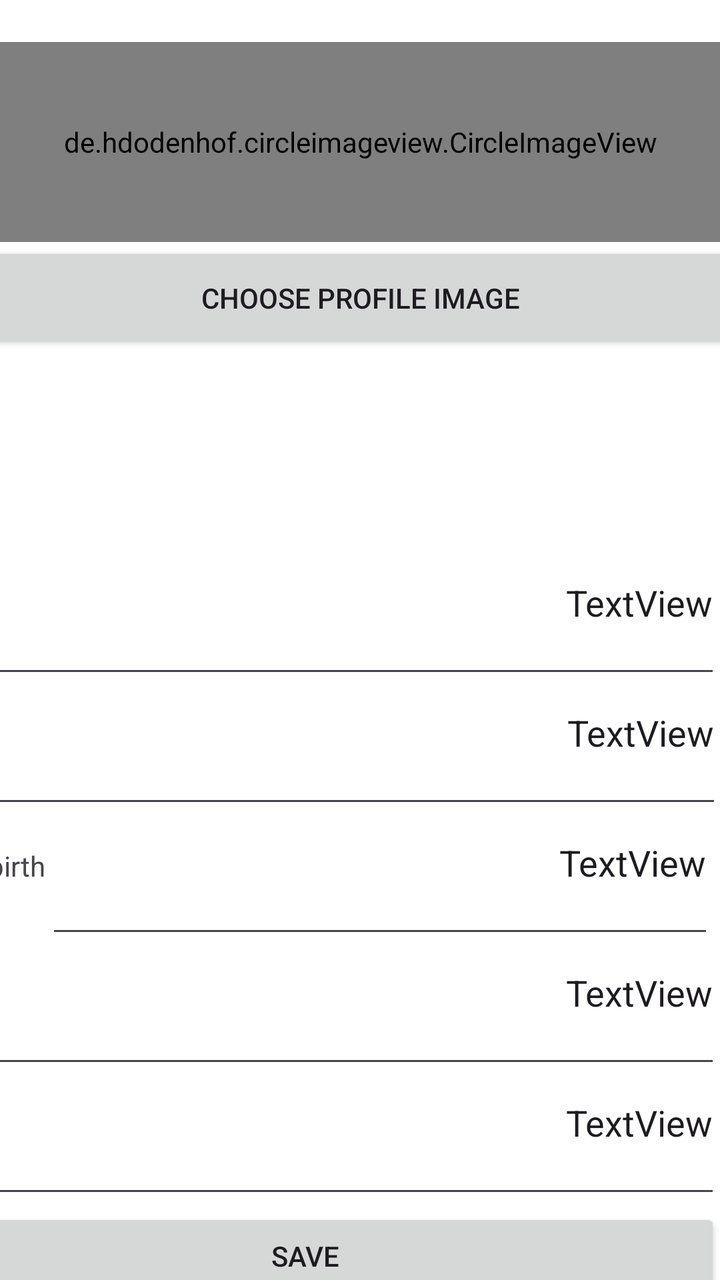
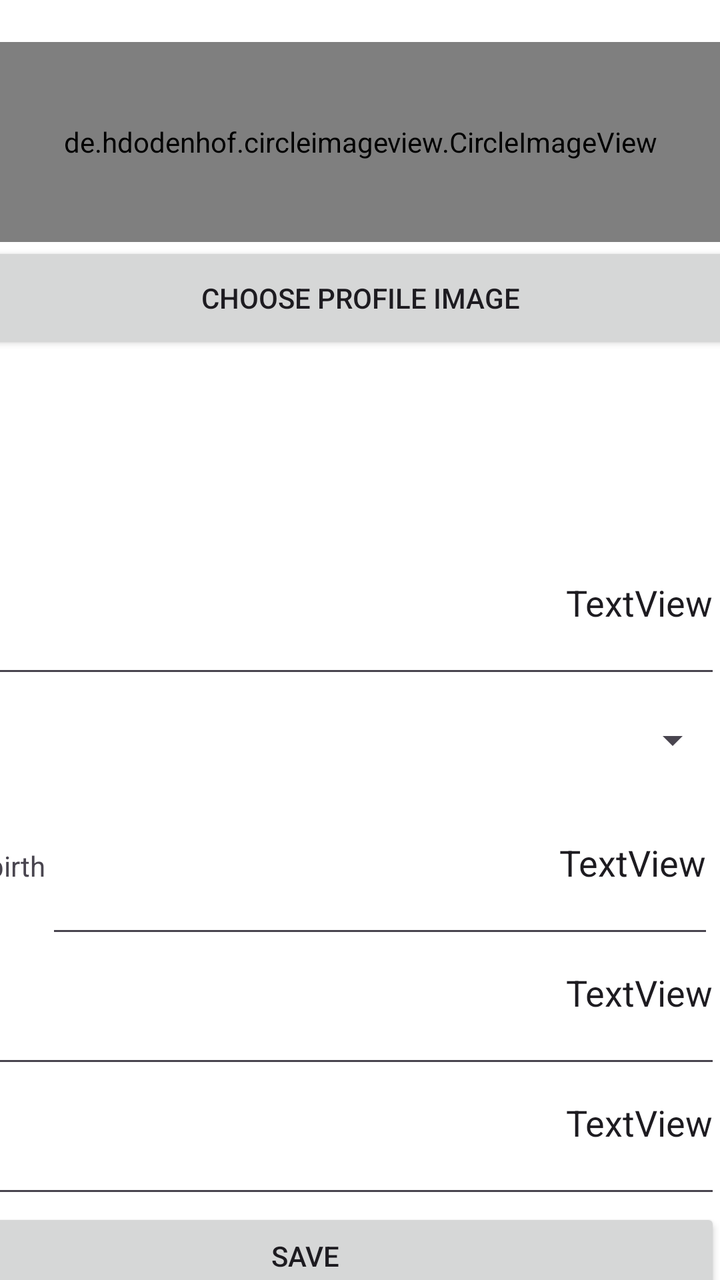

Screens rendered from an Android XML layout before and after an edit, with the pre-edit source and the edit as a unified diff.
<!-- AndroidManifest.xml: application theme Theme.BookStore -->
<!-- res/layout/update_userprofile.xml -->
<?xml version="1.0" encoding="utf-8"?>
<androidx.constraintlayout.widget.ConstraintLayout xmlns:android="http://schemas.android.com/apk/res/android"
    xmlns:app="http://schemas.android.com/apk/res-auto"
    xmlns:tools="http://schemas.android.com/tools"
    android:layout_width="match_parent"
    android:layout_height="match_parent"
    android:background="@color/white"
    >

    <LinearLayout
        android:id="@+id/linearLayout2"
        android:layout_width="408dp"
        android:layout_height="186dp"
        android:layout_marginTop="1dp"
        android:orientation="vertical"

        app:layout_constraintEnd_toEndOf="parent"
        app:layout_constraintStart_toStartOf="parent"
        app:layout_constraintTop_toTopOf="parent">

        <de.hdodenhof.circleimageview.CircleImageView
            android:id="@+id/profile_image"
            android:layout_width="match_parent"
            android:layout_height="100dp"
            android:layout_marginTop="20dp"
            android:src="@drawable/ic_avatardefault"
            app:civ_border_width="2dp" />

        <Button
            android:id="@+id/btn_choose_image"
            android:layout_width="match_parent"
            android:layout_height="56dp"
            android:gravity="center"
            android:text="Choose Profile Image" />

    </LinearLayout>

    <LinearLayout
        android:layout_width="415dp"
        android:layout_height="447dp"
        android:layout_marginTop="92dp"
        android:orientation="vertical"
        app:layout_constraintEnd_toEndOf="parent"
        app:layout_constraintHorizontal_bias="1.0"
        app:layout_constraintStart_toStartOf="parent"
        app:layout_constraintTop_toBottomOf="@+id/linearLayout2">

        <LinearLayout
            android:layout_width="match_parent"
            android:layout_height="65dp"
            android:orientation="horizontal">

            <TextView
                android:id="@+id/name"
                android:layout_width="wrap_content"
                android:layout_height="wrap_content"
                android:background="#04FFFFFF"
                android:text="Name" />

            <EditText
                android:id="@+id/edt_name"
                android:layout_width="match_parent"
                android:layout_height="match_parent"
                android:gravity="right"
                android:text="TextView" />
        </LinearLayout>

        <LinearLayout
            android:layout_width="match_parent"
            android:layout_height="65dp"
            android:orientation="horizontal">

            <TextView
                android:id="@+id/gender"
                android:layout_width="wrap_content"
                android:layout_height="wrap_content"
                android:text="Gender" />

            <EditText
                android:id="@+id/edt_gender"
                android:layout_width="371dp"
                android:layout_height="match_parent"
                android:gravity="right"
                android:text="TextView" />
        </LinearLayout>

        <LinearLayout
            android:layout_width="match_parent"
            android:layout_height="65dp"
            android:orientation="horizontal">

            <TextView
                android:id="@+id/dob"
                android:layout_width="wrap_content"
                android:layout_height="wrap_content"
                android:text="Date of birth" />

            <EditText
                android:id="@+id/edt_dob"
                android:layout_width="334dp"
                android:layout_height="match_parent"
                android:gravity="right"
                android:text="TextView" />
        </LinearLayout>

        <LinearLayout
            android:layout_width="match_parent"
            android:layout_height="65dp"
            android:orientation="horizontal">

            <TextView
                android:id="@+id/email"
                android:layout_width="wrap_content"
                android:layout_height="wrap_content"
                android:text="Email" />

            <EditText
                android:id="@+id/edt_email"
                android:layout_width="match_parent"
                android:layout_height="match_parent"
                android:gravity="right"
                android:text="TextView" />
        </LinearLayout>

        <LinearLayout
            android:layout_width="match_parent"
            android:layout_height="65dp"
            android:orientation="horizontal">

            <TextView
                android:id="@+id/phone"
                android:layout_width="wrap_content"
                android:layout_height="wrap_content"
                android:text="Phone" />

            <EditText
                android:id="@+id/edt_phone"
                android:layout_width="match_parent"
                android:layout_height="match_parent"
                android:gravity="right"
                android:text="TextView" />
        </LinearLayout>

        <Button
            android:id="@+id/save_button"
            android:layout_width="match_parent"
            android:layout_height="wrap_content"
            android:text="Save" />

    </LinearLayout>

</androidx.constraintlayout.widget.ConstraintLayout>
<!-- resources referenced by this layout -->
<resources>
  <color name="white">#FFFFFFFF</color>
  <!-- drawable ic_avatardefault: jpg bitmap (drawable, 8273 bytes) -->
  <style name="Theme.BookStore" parent="Base.Theme.BookStore" />
  <style name="Base.Theme.BookStore" parent="Theme.Material3.DayNight.NoActionBar">
          
          
          <item name="android:windowBackground">#C2F4B0</item>
      </style>
</resources>

<!-- the commit's change to res/layout/update_userprofile.xml (unified diff, before → after) -->
@@ -2,10 +2,9 @@
 <androidx.constraintlayout.widget.ConstraintLayout xmlns:android="http://schemas.android.com/apk/res/android"
     xmlns:app="http://schemas.android.com/apk/res-auto"
     xmlns:tools="http://schemas.android.com/tools"
-    android:layout_width="match_parent"
+    android:layout_width="wrap_content"
     android:layout_height="match_parent"
-    android:background="@color/white"
-    >
+    android:background="@color/white">
 
     <LinearLayout
         android:id="@+id/linearLayout2"
@@ -76,13 +75,13 @@
                 android:layout_height="wrap_content"
                 android:text="Gender" />
 
-            <EditText
-                android:id="@+id/edt_gender"
-                android:layout_width="371dp"
-                android:layout_height="match_parent"
-                android:gravity="right"
-                android:text="TextView" />
+            <Spinner
+                android:id="@+id/spinner_gender"
+                android:layout_width="match_parent"
+                android:layout_height="52dp"
+                android:gravity="right" />
         </LinearLayout>
+
 
         <LinearLayout
             android:layout_width="match_parent"
